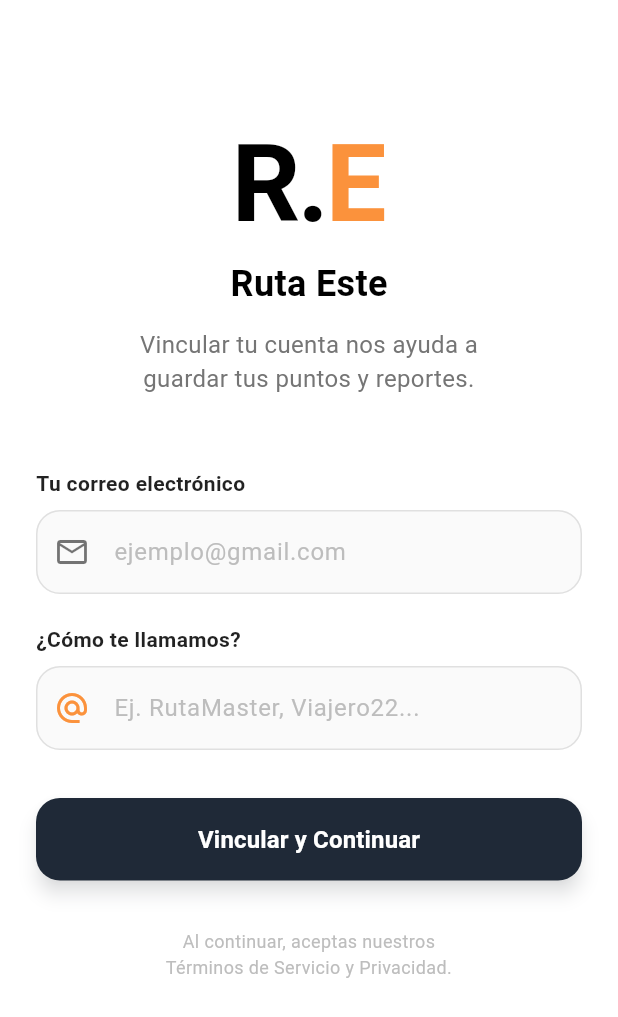
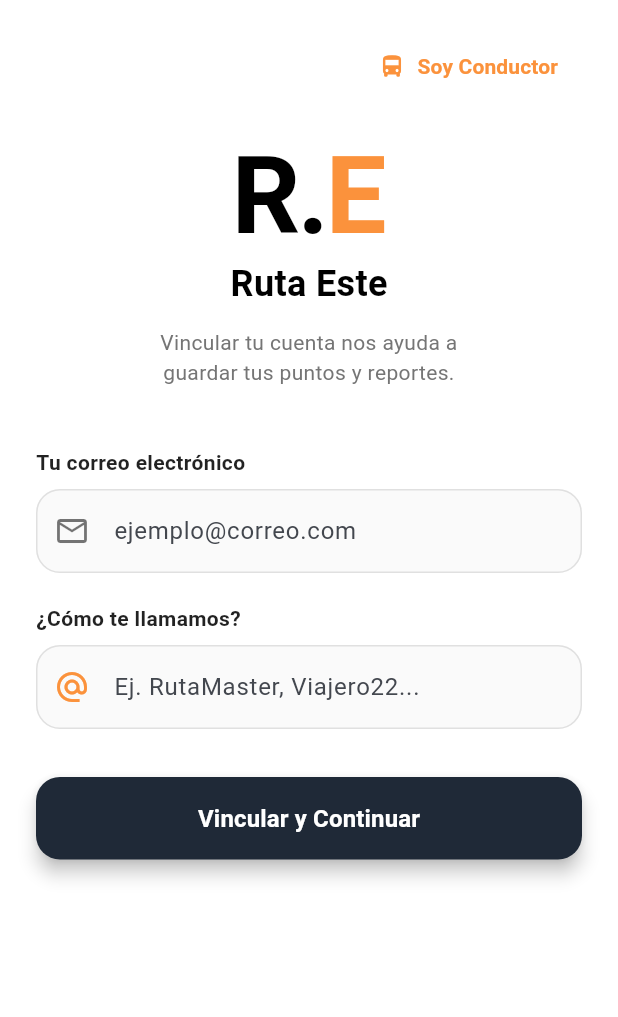
Before and after one commit to FBN-64/ruta_este, a Flutter app: the screen it shows after launch, on a phone screen of 412 x 824 dp. Shown: the top 1017 px of the screen. Run offline on Flutter 3.47's test engine with Material 3 defaults, Android fonts, the phone set to English and light mode, and no system bars; our stand-ins replace firebase_auth, firebase_core, flutter_map, latlong2, location, shared_preferences; accounts and stored records are empty.

Commit message:
cambios temporales
- Login para conductores
- Boton para activar la ubicación del conductor

```diff
--- a/lib/main.dart
+++ b/lib/main.dart
@@ -1,6 +1,11 @@
 import 'package:flutter/material.dart';
+import 'package:ruta_este/screens/panel_conductor_screen.dart';
 import 'package:shared_preferences/shared_preferences.dart';
-// Importamos las pantallas
+
+// === 1. IMPORTACIONES DE FIREBASE ===
+import 'package:firebase_core/firebase_core.dart';
+import 'firebase_options.dart';
+
 import 'screens/login_screen.dart';
 import 'screens/mapa_screen.dart';
 import 'screens/reportar_screen.dart';
@@ -8,8 +13,25 @@ import 'screens/horarios_screen.dart';
 import 'screens/comunidad_screen.dart';
 
 void main() async {
+  // Asegura que los widgets nativos estén listos antes de llamar a Firebase
   WidgetsFlutterBinding.ensureInitialized();
+
+  // === 2. ENCENDEMOS LA CONEXIÓN CON LA NUBE ===
+  try {
+    await Firebase.initializeApp(
+      options: DefaultFirebaseOptions.currentPlatform,
+    );
+    debugPrint("🔥 Firebase conectado exitosamente 🔥");
+  } catch (e) {
+    debugPrint("Error conectando Firebase: $e");
+  }
+
+  // =======================================================
+  // MODO PRUEBAS: Borramos la memoria cada vez que se abre
+  // =======================================================
   final prefs = await SharedPreferences.getInstance();
+  await prefs.clear(); // <-- ESTA ES LA LÍNEA MÁGICA QUE BORRA TU SESIÓN ANTERIOR
+
   final bool isLoggedIn = prefs.getBool('isLoggedIn') ?? false;
 
   runApp(BusCheckApp(isLoggedIn: isLoggedIn));
@@ -30,8 +52,26 @@ class BusCheckApp extends StatelessWidget {
         primaryColor: const Color(0xFFFB923C),
         useMaterial3: true,
       ),
-      // Si estamos logueados, vamos directamente al mapa, si no, al Login
-      home: isLoggedIn ? const MainNavigationScreen() : const LoginScreen(),
+      home: _pantallaInicial(),
+    );
+  }
+
+  // Función que decide a dónde llevarte según tu rol
+  Widget _pantallaInicial() {
+    if (!isLoggedIn) return const LoginScreen();
+
+    return FutureBuilder<SharedPreferences>(
+      future: SharedPreferences.getInstance(),
+      builder: (context, snapshot) {
+        if (!snapshot.hasData) return const Scaffold(body: Center(child: CircularProgressIndicator()));
+
+        final rol = snapshot.data!.getString('rol') ?? 'pasajero';
+        if (rol == 'conductor') {
+          return const PanelConductorScreen();
+        } else {
+          return const MainNavigationScreen();
+        }
+      },
     );
   }
 }
--- a/lib/screens/login_screen.dart
+++ b/lib/screens/login_screen.dart
@@ -1,6 +1,9 @@
 import 'package:flutter/material.dart';
-import 'package:shared_preferences/shared_preferences.dart'; // <-- IMPORTACIÓN PARA LA MEMORIA LOCAL
+import 'package:shared_preferences/shared_preferences.dart';
+import 'package:firebase_auth/firebase_auth.dart'; // <-- AGREGADO PARA FIREBASE AUTH
+
 import '../main.dart';
+import 'panel_conductor_screen.dart'; // <-- AGREGADO PARA LA NUEVA RUTA
 
 class LoginScreen extends StatefulWidget {
   const LoginScreen({super.key});
@@ -12,51 +15,77 @@ class LoginScreen extends StatefulWidget {
 class _LoginScreenState extends State<LoginScreen> {
   final TextEditingController _correoController = TextEditingController();
   final TextEditingController _aliasController = TextEditingController();
+  final TextEditingController _passwordController = TextEditingController(); // Nuevo para la contraseña
 
-  void _ingresar() async { // <-- AGREGAMOS ASYNC PARA MANEJAR LA MEMORIA
+  bool _isConductor = false; // Interruptor para cambiar la vista
+  bool _isLoading = false;   // Para mostrar un círculo de carga mientras Firebase piensa
+
+  // ==========================================
+  // INGRESO PARA PASAJEROS (Sin contraseña)
+  // ==========================================
+  void _ingresarPasajero() async {
     final correo = _correoController.text.trim();
     final alias = _aliasController.text.trim();
 
-    // 1. Validamos que el correo no esté vacío y tenga un formato básico
-    if (correo.isEmpty || !correo.contains('@')) {
-      ScaffoldMessenger.of(context).showSnackBar(
-        const SnackBar(
-          content: Text('Por favor, ingresa un correo válido.'),
-          backgroundColor: Colors.redAccent,
-        ),
-      );
+    if (correo.isEmpty || !correo.contains('@') || alias.isEmpty) {
+      _mostrarError('Por favor, ingresa un correo válido y un alias.');
       return;
     }
 
-    // 2. Validamos que el alias no esté vacío
-    if (alias.isEmpty) {
-      ScaffoldMessenger.of(context).showSnackBar(
-        const SnackBar(
-          content: Text('Por favor, elige un alias para continuar.'),
-          backgroundColor: Colors.redAccent,
-        ),
-      );
+    final prefs = await SharedPreferences.getInstance();
+    await prefs.setBool('isLoggedIn', true);
+    await prefs.setString('rol', 'pasajero'); // <-- GUARDAMOS EL ROL
+
+    if (mounted) {
+      Navigator.pushReplacement(context, MaterialPageRoute(builder: (context) => const MainNavigationScreen()));
+    }
+  }
+
+  // ==========================================
+  // INGRESO PARA CONDUCTORES (Con Firebase Auth)
+  // ==========================================
+  void _ingresarConductor() async {
+    final correo = _correoController.text.trim();
+    final password = _passwordController.text.trim();
+
+    if (correo.isEmpty || !correo.contains('@') || password.isEmpty) {
+      _mostrarError('Por favor, ingresa tu correo y contraseña.');
       return;
     }
 
-    // 3. Guardando el inicio de sesión en el dispositivo
+    setState(() => _isLoading = true);
+
     try {
+      // Intentamos iniciar sesión en los servidores de Google
+      await FirebaseAuth.instance.signInWithEmailAndPassword(
+        email: correo,
+        password: password,
+      );
+
+      // Si tiene éxito, guardamos el estado en el celular
       final prefs = await SharedPreferences.getInstance();
       await prefs.setBool('isLoggedIn', true);
-      // Guardamos los datos para cambios futuros
-      await prefs.setString('userEmail', correo);
-      await prefs.setString('userAlias', alias);
+      await prefs.setString('rol', 'conductor'); // <-- GUARDAMOS EL ROL
+
+      if (mounted) {
+        Navigator.pushReplacement(context, MaterialPageRoute(builder: (context) => const PanelConductorScreen()));
+      }
+    } on FirebaseAuthException catch (e) {
+      // Manejo de errores si la contraseña es incorrecta o el usuario no existe
+      if (e.code == 'user-not-found' || e.code == 'wrong-password' || e.code == 'invalid-credential') {
+        _mostrarError('Correo o contraseña incorrectos.');
+      } else {
+        _mostrarError('Error de servidor: ${e.message}');
+      }
     } catch (e) {
-      debugPrint("Error guardando datos locales: $e");
+      _mostrarError('Ocurrió un error inesperado.');
+    } finally {
+      if (mounted) setState(() => _isLoading = false);
     }
+  }
 
-    // Si todo está bien, destruimos esta pantalla y pasamos al mapa
-    if (mounted) {
-      Navigator.pushReplacement(
-        context,
-        MaterialPageRoute(builder: (context) => const MainNavigationScreen()),
-      );
-    }
+  void _mostrarError(String mensaje) {
+    ScaffoldMessenger.of(context).showSnackBar(SnackBar(content: Text(mensaje), backgroundColor: Colors.redAccent));
   }
 
   @override
@@ -65,14 +94,31 @@ class _LoginScreenState extends State<LoginScreen> {
       backgroundColor: Colors.white,
       body: SafeArea(
         child: SingleChildScrollView(
-          padding: const EdgeInsets.symmetric(horizontal: 24.0, vertical: 40.0),
+          padding: const EdgeInsets.symmetric(horizontal: 24.0, vertical: 20.0),
           child: Column(
             mainAxisAlignment: MainAxisAlignment.center,
             crossAxisAlignment: CrossAxisAlignment.stretch,
             children: [
-              const SizedBox(height: 40),
+              // BOTÓN PARA CAMBIAR DE ROL EN LA ESQUINA
+              Align(
+                alignment: Alignment.topRight,
+                child: TextButton.icon(
+                  onPressed: () {
+                    setState(() {
+                      _isConductor = !_isConductor;
+                      // Limpiamos los campos al cambiar de vista
+                      _correoController.clear();
+                      _aliasController.clear();
+                      _passwordController.clear();
+                    });
+                  },
+                  icon: Icon(_isConductor ? Icons.directions_walk : Icons.directions_bus, color: const Color(0xFFFB923C)),
+                  label: Text(_isConductor ? 'Soy Pasajero' : 'Soy Conductor', style: const TextStyle(color: Color(0xFFFB923C), fontWeight: FontWeight.bold)),
+                ),
+              ),
+              const SizedBox(height: 20),
 
-              // Logo en Texto
+              // LOGO TIPO "R.E"
               Center(
                 child: RichText(
                   text: const TextSpan(
@@ -84,111 +130,72 @@ class _LoginScreenState extends State<LoginScreen> {
                   ),
                 ),
               ),
-              const SizedBox(height: 8),
 
-              // Titulo y subtitulo
-              const Center(
+              // TÍTULO DINÁMICO
+              Center(
                 child: Text(
-                  'Ruta Este',
-                  style: TextStyle(fontSize: 24, fontWeight: FontWeight.bold, color: Colors.black),
+                  _isConductor ? 'Portal de Conductores' : 'Ruta Este',
+                  style: const TextStyle(fontSize: 24, fontWeight: FontWeight.bold, color: Colors.black),
                 ),
               ),
               const SizedBox(height: 12),
               Center(
                 child: Text(
-                  'Vincular tu cuenta nos ayuda a\nguardar tus puntos y reportes.',
-                  style: TextStyle(fontSize: 16, color: Colors.grey[600]),
+                  _isConductor ? 'Inicia sesión para transmitir tu ubicación.' : 'Vincular tu cuenta nos ayuda a\nguardar tus puntos y reportes.',
+                  style: TextStyle(fontSize: 14, color: Colors.grey[600]),
                   textAlign: TextAlign.center,
                 ),
               ),
-              const SizedBox(height: 48),
+              const SizedBox(height: 40),
 
-              // Parte del correo
-              const Text(
-                'Tu correo electrónico',
-                style: TextStyle(fontSize: 14, fontWeight: FontWeight.bold, color: Colors.black87),
-              ),
+              // CAMPO DE TEXTO: CORREO (COMÚN PARA AMBOS)
+              const Text('Tu correo electrónico', style: TextStyle(fontSize: 14, fontWeight: FontWeight.bold, color: Colors.black87)),
               const SizedBox(height: 8),
               TextField(
                 controller: _correoController,
                 keyboardType: TextInputType.emailAddress,
                 decoration: InputDecoration(
-                  hintText: 'ejemplo@gmail.com',
-                  hintStyle: TextStyle(color: Colors.grey[400]),
+                  hintText: 'ejemplo@correo.com',
                   prefixIcon: const Icon(Icons.email_outlined, color: Colors.black54),
-                  filled: true,
-                  fillColor: Colors.grey[50],
-                  border: OutlineInputBorder(
-                    borderRadius: BorderRadius.circular(16),
-                    borderSide: BorderSide(color: Colors.grey.shade300),
-                  ),
-                  enabledBorder: OutlineInputBorder(
-                    borderRadius: BorderRadius.circular(16),
-                    borderSide: BorderSide(color: Colors.grey.shade300),
-                  ),
-                  focusedBorder: OutlineInputBorder(
-                    borderRadius: BorderRadius.circular(16),
-                    borderSide: const BorderSide(color: Color(0xFFFB923C), width: 2),
-                  ),
+                  filled: true, fillColor: Colors.grey[50],
+                  border: OutlineInputBorder(borderRadius: BorderRadius.circular(16), borderSide: BorderSide(color: Colors.grey.shade300)),
+                  enabledBorder: OutlineInputBorder(borderRadius: BorderRadius.circular(16), borderSide: BorderSide(color: Colors.grey.shade300)),
+                  focusedBorder: OutlineInputBorder(borderRadius: BorderRadius.circular(16), borderSide: const BorderSide(color: Color(0xFFFB923C), width: 2)),
                 ),
               ),
               const SizedBox(height: 20),
 
-              // CAMPO DE TEXTO PARA EL ALIAS
-              const Text(
-                '¿Cómo te llamamos?',
-                style: TextStyle(fontSize: 14, fontWeight: FontWeight.bold, color: Colors.black87),
-              ),
+              // CAMPO DE TEXTO DINÁMICO (ALIAS O CONTRASEÑA)
+              Text(_isConductor ? 'Tu Contraseña' : '¿Cómo te llamamos?', style: const TextStyle(fontSize: 14, fontWeight: FontWeight.bold, color: Colors.black87)),
               const SizedBox(height: 8),
               TextField(
-                controller: _aliasController,
+                controller: _isConductor ? _passwordController : _aliasController,
+                obscureText: _isConductor, // Oculta el texto si es contraseña
                 decoration: InputDecoration(
-                  hintText: 'Ej. RutaMaster, Viajero22...',
-                  hintStyle: TextStyle(color: Colors.grey[400]),
-                  prefixIcon: const Icon(Icons.alternate_email, color: Color(0xFFFB923C)),
-                  filled: true,
-                  fillColor: Colors.grey[50],
-                  border: OutlineInputBorder(
-                    borderRadius: BorderRadius.circular(16),
-                    borderSide: BorderSide(color: Colors.grey.shade300),
-                  ),
-                  enabledBorder: OutlineInputBorder(
-                    borderRadius: BorderRadius.circular(16),
-                    borderSide: BorderSide(color: Colors.grey.shade300),
-                  ),
-                  focusedBorder: OutlineInputBorder(
-                    borderRadius: BorderRadius.circular(16),
-                    borderSide: const BorderSide(color: Color(0xFFFB923C), width: 2),
-                  ),
+                  hintText: _isConductor ? '******' : 'Ej. RutaMaster, Viajero22...',
+                  prefixIcon: Icon(_isConductor ? Icons.lock_outline : Icons.alternate_email, color: const Color(0xFFFB923C)),
+                  filled: true, fillColor: Colors.grey[50],
+                  border: OutlineInputBorder(borderRadius: BorderRadius.circular(16), borderSide: BorderSide(color: Colors.grey.shade300)),
+                  enabledBorder: OutlineInputBorder(borderRadius: BorderRadius.circular(16), borderSide: BorderSide(color: Colors.grey.shade300)),
+                  focusedBorder: OutlineInputBorder(borderRadius: BorderRadius.circular(16), borderSide: const BorderSide(color: Color(0xFFFB923C), width: 2)),
                 ),
               ),
               const SizedBox(height: 32),
 
               // BOTÓN PRINCIPAL
               ElevatedButton(
-                onPressed: _ingresar,
+                onPressed: _isLoading ? null : (_isConductor ? _ingresarConductor : _ingresarPasajero),
                 style: ElevatedButton.styleFrom(
                   backgroundColor: const Color(0xFF1F2937),
                   padding: const EdgeInsets.symmetric(vertical: 16),
-                  shape: RoundedRectangleBorder(
-                    borderRadius: BorderRadius.circular(16),
-                  ),
+                  shape: RoundedRectangleBorder(borderRadius: BorderRadius.circular(16)),
                   elevation: 5,
-                  shadowColor: const Color(0xFF1F2937).withValues(alpha: 0.3),
                 ),
-                child: const Text(
-                    'Vincular y Continuar',
-                    style: TextStyle(fontSize: 16, fontWeight: FontWeight.bold, color: Colors.white)
-                ),
-              ),
-
-              const SizedBox(height: 32),
-
-              Center(
-                child: Text(
-                  'Al continuar, aceptas nuestros\nTérminos de Servicio y Privacidad.',
-                  textAlign: TextAlign.center,
-                  style: TextStyle(color: Colors.grey[400], fontSize: 12),
+                child: _isLoading
+                    ? const SizedBox(width: 24, height: 24, child: CircularProgressIndicator(color: Colors.white, strokeWidth: 2))
+                    : Text(
+                    _isConductor ? 'Iniciar Sesión (Conductor)' : 'Vincular y Continuar',
+                    style: const TextStyle(fontSize: 16, fontWeight: FontWeight.bold, color: Colors.white)
                 ),
               ),
             ],
--- a/pubspec.yaml
+++ b/pubspec.yaml
@@ -39,6 +39,9 @@ dependencies:
   latlong2: ^0.9.1
   location: ^8.0.1
   shared_preferences: ^2.5.5
+  firebase_core: ^4.11.0
+  firebase_auth: ^6.5.4
+  cloud_firestore: ^6.6.0
     # location: ^6.0.2  <-- Pausaremos esta para GPS real luego
 
 dev_dependencies:
```
Also changed, not shown: lib/screens/panel_conductor_screen.dart (added, +275 -0 lines), firebase.json (added), lib/firebase_options.dart (added), pubspec.lock, 6 other files.
